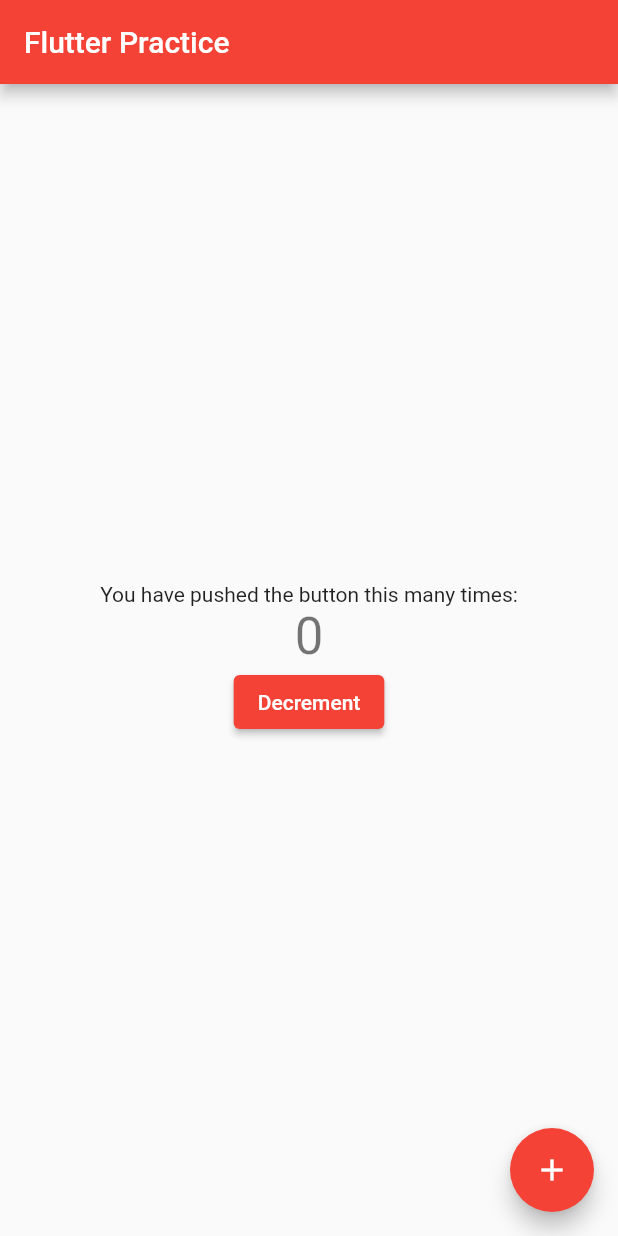
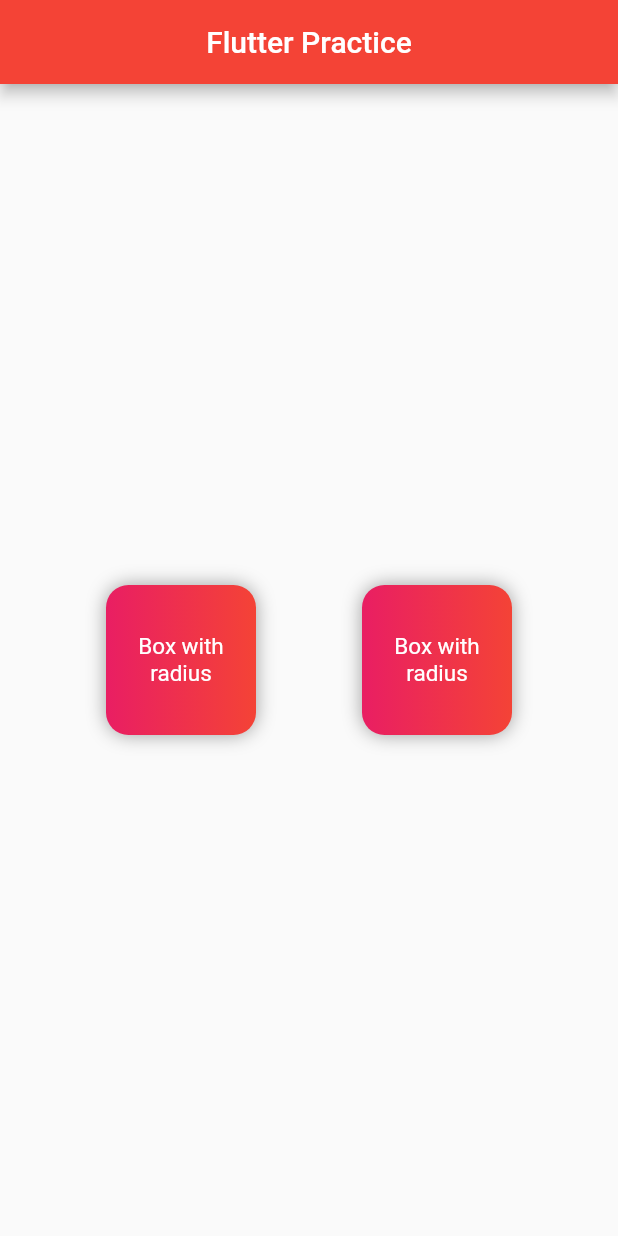
Before and after one commit to Daniel-16/30-days-of-flutter, a Flutter app: the screen it shows after launch, on a phone screen of 412 x 824 dp. Run offline on Flutter 3.47's test engine with Material 2 defaults, Android fonts, the phone set to English and light mode, and no system bars.

Commit message:
Rows and Containers

```diff
--- a/lib/main.dart
+++ b/lib/main.dart
@@ -39,46 +39,58 @@ class MyHomePage extends StatefulWidget {
 }
 
 class _MyHomePageState extends State<MyHomePage> {
-  int _counter = 0;
-
-  void _incrementCounter() {
-    setState(() {
-      _counter++;
-    });
-  }
-
-  void decrement() {
-    setState(() {
-      _counter--;
-    });
-  }
-
   @override
   Widget build(BuildContext context) {
     return Scaffold(
-      appBar: AppBar(
-        title: Text(widget.title),
-      ),
-      body: Center(
-        child: Column(
-          mainAxisAlignment: MainAxisAlignment.center,
+        appBar: AppBar(
+          title: Text(widget.title),
+          centerTitle: true,
+        ),
+        body: Center(
+            child: Row(
+          mainAxisAlignment: MainAxisAlignment.spaceEvenly,
           children: <Widget>[
-            const Text(
-              'You have pushed the button this many times:',
+            Container(
+              padding: const EdgeInsets.all(8),
+              width: 100,
+              height: 100,
+              alignment: Alignment.center,
+              decoration: BoxDecoration(
+                  color: Colors.red,
+                  borderRadius: BorderRadius.circular(15),
+                  gradient:
+                      const LinearGradient(colors: [Colors.pink, Colors.red]),
+                  boxShadow: const [
+                    BoxShadow(color: Colors.grey, blurRadius: 10)
+                  ]),
+              child: const Text("Box with radius",
+                  textAlign: TextAlign.center,
+                  style: TextStyle(
+                      color: Colors.white,
+                      fontSize: 15,
+                      fontWeight: FontWeight.normal)),
             ),
-            Text(
-              '$_counter',
-              style: Theme.of(context).textTheme.headline4,
+            Container(
+              padding: const EdgeInsets.all(8),
+              width: 100,
+              height: 100,
+              alignment: Alignment.center,
+              decoration: BoxDecoration(
+                  color: Colors.red,
+                  borderRadius: BorderRadius.circular(15),
+                  gradient:
+                      const LinearGradient(colors: [Colors.pink, Colors.red]),
+                  boxShadow: const [
+                    BoxShadow(color: Colors.grey, blurRadius: 10)
+                  ]),
+              child: const Text("Box with radius",
+                  textAlign: TextAlign.center,
+                  style: TextStyle(
+                      color: Colors.white,
+                      fontSize: 15,
+                      fontWeight: FontWeight.normal)),
             ),
-            ElevatedButton(onPressed: decrement, child: const Text("Decrement"))
           ],
-        ),
-      ),
-      floatingActionButton: FloatingActionButton(
-        onPressed: _incrementCounter,
-        tooltip: 'Increment',
-        child: const Icon(Icons.add),
-      ),
-    );
+        )));
   }
 }
```
